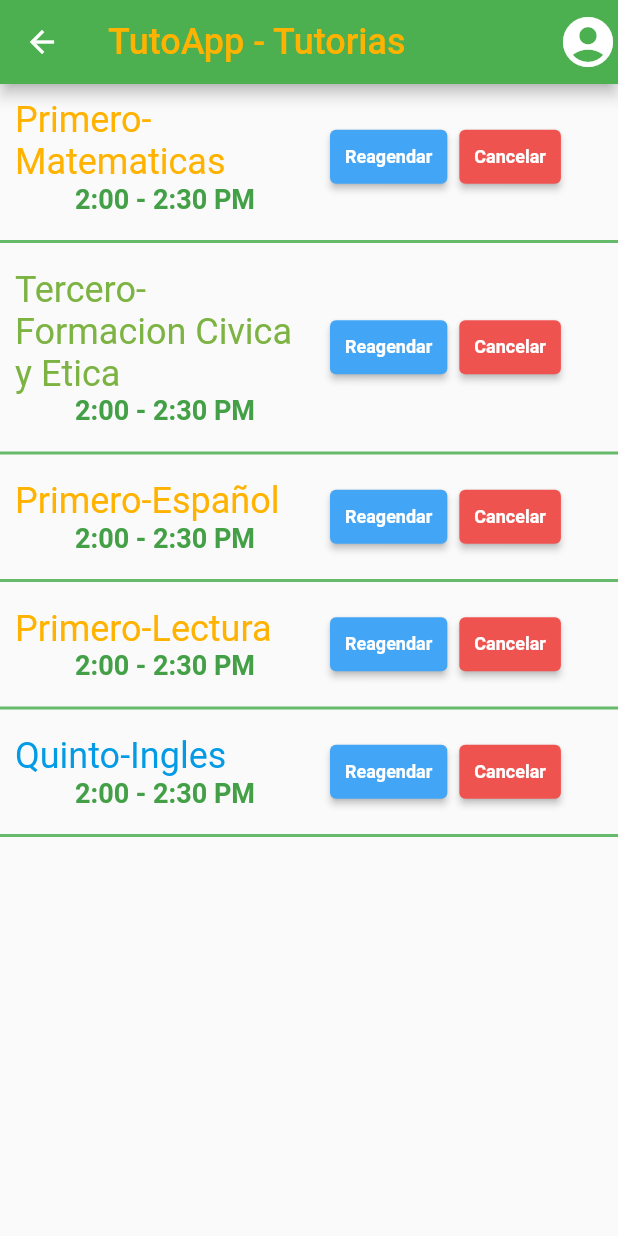
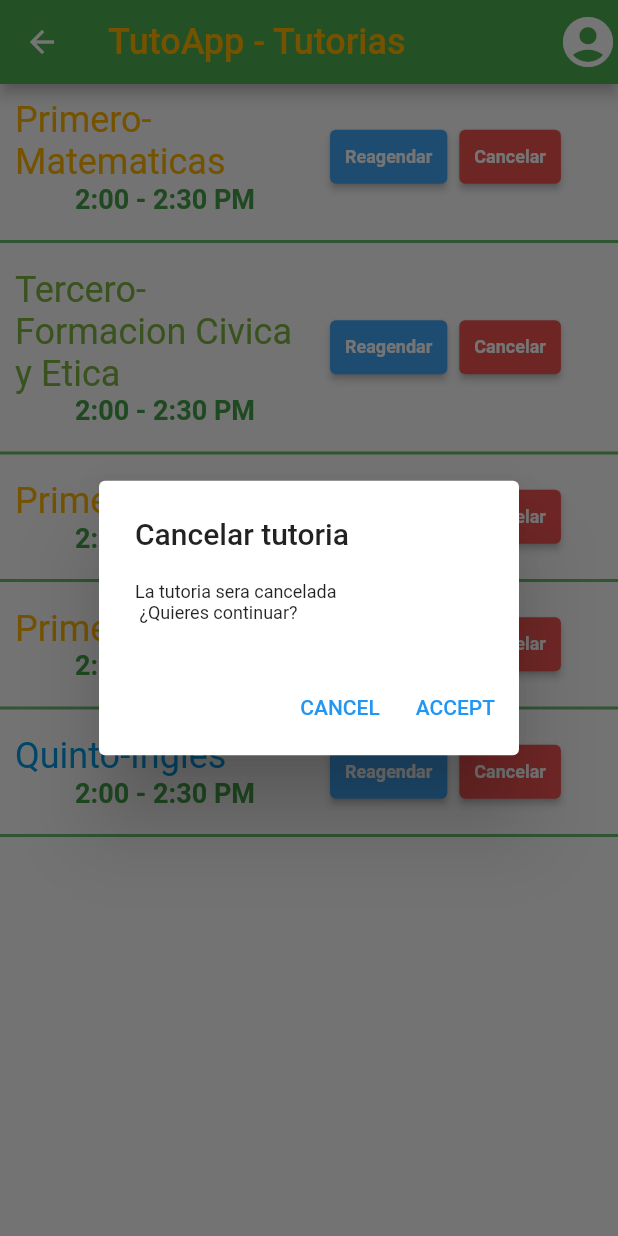
Before and after one commit to CluadiaSantana/Proyecto_Moviles, a Flutter app: the Agenda screen opened directly, after a tap on "Cancelar", on a phone screen of 412 x 824 dp. Run offline on Flutter 3.47's test engine with Material 2 defaults, Android fonts, the phone set to English and light mode, and no system bars; our stand-ins replace bloc, equatable, flutter_bloc; Roboto replaces fonts that are missing (Chewy-Regular).

Commit message:
Add actions with bloc

```diff
--- a/proyecto/lib/pages/agenda.dart
+++ b/proyecto/lib/pages/agenda.dart
@@ -1,9 +1,19 @@
 import 'package:flutter/material.dart';
+import 'package:proyecto/pages/bloc/tutoapp_bloc.dart';
+import 'package:flutter_bloc/flutter_bloc.dart';
 
 class Agenda extends StatelessWidget {
-  const Agenda({
+  Agenda({
     Key? key,
   }) : super(key: key);
+  final List<String> horario = [
+    '0900 - 1100',
+    '1100 - 1300',
+    '1300 - 1500',
+    '1500 - 1700',
+    '1700 - 1900',
+    '1900 - 2100'
+  ];
 
   @override
   Widget build(BuildContext context) {
@@ -29,9 +39,36 @@ class Agenda extends StatelessWidget {
             )
           ],
         ),
-        body: Column(
+        body: BlocConsumer<TutoappBloc, TutoappState>(
+          listener: (context, state) {
+            // TODO: implement listener
+          },
+          builder: (context, state) {
+            return Column(
               children: [
-            Row(
+                _tutoAg(context, "Primero-Matematicas", "2:00 - 2:30 PM",
+                    Colors.amber[600]!),
+                Divider(thickness: 2, color: Colors.green[400]),
+                _tutoAg(context, "Tercero-Formacion Civica y Etica",
+                    "2:00 - 2:30 PM", Colors.lightGreen[600]!),
+                Divider(thickness: 2, color: Colors.green[400]),
+                _tutoAg(context, "Primero-Español", "2:00 - 2:30 PM",
+                    Colors.amber[600]!),
+                Divider(thickness: 2, color: Colors.green[400]),
+                _tutoAg(context, "Primero-Lectura", "2:00 - 2:30 PM",
+                    Colors.amber[600]!),
+                Divider(thickness: 2, color: Colors.green[400]),
+                _tutoAg(context, "Quinto-Ingles", "2:00 - 2:30 PM",
+                    Colors.lightBlue[600]!),
+                Divider(thickness: 2, color: Colors.green[400]),
+              ],
+            );
+          },
+        ));
+  }
+
+  Row _tutoAg(context, String title, String horario, Color col) {
+    return Row(
       mainAxisAlignment: MainAxisAlignment.start,
       children: [
         Padding(
@@ -42,15 +79,13 @@ class Agenda extends StatelessWidget {
               SizedBox(
                 width: 200,
                 child: Text(
-                          "Primero-Matematicas",
+                  title,
                   style: TextStyle(
-                              fontFamily: 'Chewy-Regular',
-                              fontSize: 24,
-                              color: Colors.amber[600]),
+                      fontFamily: 'Chewy-Regular', fontSize: 24, color: col),
                 ),
               ),
               Text(
-                        "2:00 - 2:30 PM",
+                horario,
                 style: TextStyle(
                     fontSize: 18,
                     color: Colors.green[600],
@@ -60,238 +95,84 @@ class Agenda extends StatelessWidget {
           ),
         ),
         ElevatedButton(
-                  onPressed: () {},
+          onPressed: () {
+            showModalBottomSheet<void>(
+                context: context,
+                builder: (BuildContext context) {
+                  return Container(
+                    height: 200,
+                    color: Colors.blueGrey[300],
+                    child: Center(
+                      child: Column(
+                        mainAxisAlignment: MainAxisAlignment.center,
+                        mainAxisSize: MainAxisSize.min,
+                        children: [
+                          const Text('Reagendar tutoria'),
+                          ElevatedButton(
+                            child: const Text('Close BottomSheet'),
+                            onPressed: () => Navigator.pop(context),
+                          ),
+                        ],
+                      ),
+                    ),
+                  );
+                });
+          },
           child: Text("Reagendar"),
           style: ElevatedButton.styleFrom(
               backgroundColor: Colors.blue[400],
               padding: EdgeInsets.symmetric(horizontal: 10),
-                      textStyle: const TextStyle(
-                          fontSize: 12, fontWeight: FontWeight.bold)),
+              textStyle:
+                  const TextStyle(fontSize: 12, fontWeight: FontWeight.bold)),
         ),
         Padding(
           padding: const EdgeInsets.all(8.0),
           child: ElevatedButton(
-                    onPressed: () {},
+            onPressed: () {
+              _cancelQuestion(context);
+            },
             child: Text("Cancelar"),
             style: ElevatedButton.styleFrom(
                 backgroundColor: Colors.red[400],
                 padding: EdgeInsets.symmetric(horizontal: 10),
-                        textStyle: const TextStyle(
-                            fontSize: 12, fontWeight: FontWeight.bold)),
+                textStyle:
+                    const TextStyle(fontSize: 12, fontWeight: FontWeight.bold)),
           ),
         )
       ],
+    );
+  }
+
+  Future<dynamic> _cancelQuestion(context) {
+    return showDialog(
+        context: context,
+        builder: (context) {
+          return AlertDialog(
+            title: Text("Cancelar tutoria"),
+            content: Text(
+              'La tutoria sera cancelada \n ¿Quieres continuar?',
+              style: TextStyle(fontSize: 12),
             ),
-            Divider(thickness: 2, color: Colors.green[400]),
-            Row(
-              mainAxisAlignment: MainAxisAlignment.start,
-              children: [
-                Padding(
-                  padding: const EdgeInsets.all(10.0),
-                  child: Column(
-                    mainAxisAlignment: MainAxisAlignment.center,
-                    children: [
-                      SizedBox(
-                        width: 200,
+            actions: [
+              TextButton(
+                onPressed: () {
+                  Navigator.of(context).pop();
+                },
                 child: Text(
-                          "Tercero-Formacion Civica y Etica",
-                          style: TextStyle(
-                              fontFamily: 'Chewy-Regular',
-                              fontSize: 24,
-                              color: Colors.lightGreen[600]),
+                  'CANCEL',
+                  style: TextStyle(color: Theme.of(context).primaryColor),
                 ),
               ),
-                      Text(
-                        "2:00 - 2:30 PM",
-                        style: TextStyle(
-                            fontSize: 18,
-                            color: Colors.green[600],
-                            fontWeight: FontWeight.bold),
+              TextButton(
+                onPressed: () {
+                  BlocProvider.of<TutoappBloc>(context)
+                      .add(TutoappCancelarEvent());
+                },
+                child: Text('ACCEPT',
+                    style: TextStyle(color: Theme.of(context).primaryColor)),
               ),
             ],
-                  ),
-                ),
-                ElevatedButton(
-                  onPressed: () {},
-                  child: Text("Reagendar"),
-                  style: ElevatedButton.styleFrom(
-                      backgroundColor: Colors.blue[400],
-                      padding: EdgeInsets.symmetric(horizontal: 10),
-                      textStyle: const TextStyle(
-                          fontSize: 12, fontWeight: FontWeight.bold)),
-                ),
-                Padding(
-                  padding: const EdgeInsets.all(8.0),
-                  child: ElevatedButton(
-                    onPressed: () {},
-                    child: Text("Cancelar"),
-                    style: ElevatedButton.styleFrom(
-                        backgroundColor: Colors.red[400],
-                        padding: EdgeInsets.symmetric(horizontal: 10),
-                        textStyle: const TextStyle(
-                            fontSize: 12, fontWeight: FontWeight.bold)),
-                  ),
-                )
-              ],
-            ),
-            Divider(thickness: 2, color: Colors.green[400]),
-            Row(
-              mainAxisAlignment: MainAxisAlignment.start,
-              children: [
-                Padding(
-                  padding: const EdgeInsets.all(10.0),
-                  child: Column(
-                    mainAxisAlignment: MainAxisAlignment.center,
-                    children: [
-                      SizedBox(
-                        width: 200,
-                        child: Text(
-                          "Primero-Español",
-                          style: TextStyle(
-                              fontFamily: 'Chewy-Regular',
-                              fontSize: 24,
-                              color: Colors.amber[600]),
-                        ),
-                      ),
-                      Text(
-                        "2:00 - 2:30 PM",
-                        style: TextStyle(
-                            fontSize: 18,
-                            color: Colors.green[600],
-                            fontWeight: FontWeight.bold),
-                      ),
-                    ],
-                  ),
-                ),
-                ElevatedButton(
-                  onPressed: () {},
-                  child: Text("Reagendar"),
-                  style: ElevatedButton.styleFrom(
-                      backgroundColor: Colors.blue[400],
-                      padding: EdgeInsets.symmetric(horizontal: 10),
-                      textStyle: const TextStyle(
-                          fontSize: 12, fontWeight: FontWeight.bold)),
-                ),
-                Padding(
-                  padding: const EdgeInsets.all(8.0),
-                  child: ElevatedButton(
-                    onPressed: () {},
-                    child: Text("Cancelar"),
-                    style: ElevatedButton.styleFrom(
-                        backgroundColor: Colors.red[400],
-                        padding: EdgeInsets.symmetric(horizontal: 10),
-                        textStyle: const TextStyle(
-                            fontSize: 12, fontWeight: FontWeight.bold)),
-                  ),
-                )
-              ],
-            ),
-            Divider(thickness: 2, color: Colors.green[400]),
-            Row(
-              mainAxisAlignment: MainAxisAlignment.start,
-              children: [
-                Padding(
-                  padding: const EdgeInsets.all(10.0),
-                  child: Column(
-                    mainAxisAlignment: MainAxisAlignment.center,
-                    children: [
-                      SizedBox(
-                        width: 200,
-                        child: Text(
-                          "Primero-Lectura",
-                          style: TextStyle(
-                              fontFamily: 'Chewy-Regular',
-                              fontSize: 24,
-                              color: Colors.amber[600]),
-                        ),
-                      ),
-                      Text(
-                        "2:00 - 2:30 PM",
-                        style: TextStyle(
-                            fontSize: 18,
-                            color: Colors.green[600],
-                            fontWeight: FontWeight.bold),
-                      ),
-                    ],
-                  ),
-                ),
-                ElevatedButton(
-                  onPressed: () {},
-                  child: Text("Reagendar"),
-                  style: ElevatedButton.styleFrom(
-                      backgroundColor: Colors.blue[400],
-                      padding: EdgeInsets.symmetric(horizontal: 10),
-                      textStyle: const TextStyle(
-                          fontSize: 12, fontWeight: FontWeight.bold)),
-                ),
-                Padding(
-                  padding: const EdgeInsets.all(8.0),
-                  child: ElevatedButton(
-                    onPressed: () {},
-                    child: Text("Cancelar"),
-                    style: ElevatedButton.styleFrom(
-                        backgroundColor: Colors.red[400],
-                        padding: EdgeInsets.symmetric(horizontal: 10),
-                        textStyle: const TextStyle(
-                            fontSize: 12, fontWeight: FontWeight.bold)),
-                  ),
-                )
-              ],
-            ),
-            Divider(thickness: 2, color: Colors.green[400]),
-            Row(
-              mainAxisAlignment: MainAxisAlignment.start,
-              children: [
-                Padding(
-                  padding: const EdgeInsets.all(10.0),
-                  child: Column(
-                    mainAxisAlignment: MainAxisAlignment.center,
-                    children: [
-                      SizedBox(
-                        width: 200,
-                        child: Text(
-                          "Quinto-Ingles",
-                          style: TextStyle(
-                              fontFamily: 'Chewy-Regular',
-                              fontSize: 24,
-                              color: Colors.lightBlue[600]),
-                        ),
-                      ),
-                      Text(
-                        "2:00 - 2:30 PM",
-                        style: TextStyle(
-                            fontSize: 18,
-                            color: Colors.green[600],
-                            fontWeight: FontWeight.bold),
-                      ),
-                    ],
-                  ),
-                ),
-                ElevatedButton(
-                  onPressed: () {},
-                  child: Text("Reagendar"),
-                  style: ElevatedButton.styleFrom(
-                      backgroundColor: Colors.blue[400],
-                      padding: EdgeInsets.symmetric(horizontal: 10),
-                      textStyle: const TextStyle(
-                          fontSize: 12, fontWeight: FontWeight.bold)),
-                ),
-                Padding(
-                  padding: const EdgeInsets.all(8.0),
-                  child: ElevatedButton(
-                    onPressed: () {},
-                    child: Text("Cancelar"),
-                    style: ElevatedButton.styleFrom(
-                        backgroundColor: Colors.red[400],
-                        padding: EdgeInsets.symmetric(horizontal: 10),
-                        textStyle: const TextStyle(
-                            fontSize: 12, fontWeight: FontWeight.bold)),
-                  ),
-                )
-              ],
-            ),
-            Divider(thickness: 2, color: Colors.green[400]),
-          ],
-        ));
+          );
+        });
   }
 }
--- a/proyecto/lib/pages/bloc/tutoapp_bloc.dart
+++ b/proyecto/lib/pages/bloc/tutoapp_bloc.dart
@@ -69,6 +69,8 @@ class TutoappBloc extends Bloc<TutoappEvent, TutoappState> {
     on<TutoappSelectGradeEvent>(_showList);
     on<TutoappSelectSubjectEvent>(_navAgenda);
     on<TutoappCompleteAgendEvent>(_seeAgenda);
+    on<TutoappCancelarEvent>(_cancelar);
+    on<TutoappReagendarEvent>(_reagendar);
   }
 
   FutureOr<void> _showList(
@@ -87,4 +89,15 @@ class TutoappBloc extends Bloc<TutoappEvent, TutoappState> {
       TutoappCompleteAgendEvent event, Emitter<TutoappState> emit) {
     emit(TutoappCompleteAgendState());
   }
+
+  FutureOr<void> _cancelar(
+      TutoappCancelarEvent event, Emitter<TutoappState> emit) {
+    print("cancelar");
+    emit(TutoappCancelarState());
+  }
+
+  FutureOr<void> _reagendar(
+      TutoappReagendarEvent event, Emitter<TutoappState> emit) {
+    emit(TutoappReagendarState());
+  }
 }
--- a/proyecto/lib/pages/bloc/tutoapp_event.dart
+++ b/proyecto/lib/pages/bloc/tutoapp_event.dart
@@ -1,7 +1,15 @@
 part of 'tutoapp_bloc.dart';
 
 @immutable
-abstract class TutoappEvent extends Equatable {}
+abstract class TutoappEvent extends Equatable {
+  const TutoappEvent();
+  @override
+  List<Object> get props => [];
+}
+
+class TutoappReagendarEvent extends TutoappEvent {}
+
+class TutoappCancelarEvent extends TutoappEvent {}
 
 class TutoappSelectGradeEvent extends TutoappEvent {
   final int grade;
--- a/proyecto/lib/pages/bloc/tutoapp_state.dart
+++ b/proyecto/lib/pages/bloc/tutoapp_state.dart
@@ -27,3 +27,7 @@ class TutoappAgendaChoiceState extends TutoappState {
 }
 
 class TutoappCompleteAgendState extends TutoappState {}
+
+class TutoappReagendarState extends TutoappState {}
+
+class TutoappCancelarState extends TutoappState {}
```
Lines whose indentation alone changed are shown as unchanged.
